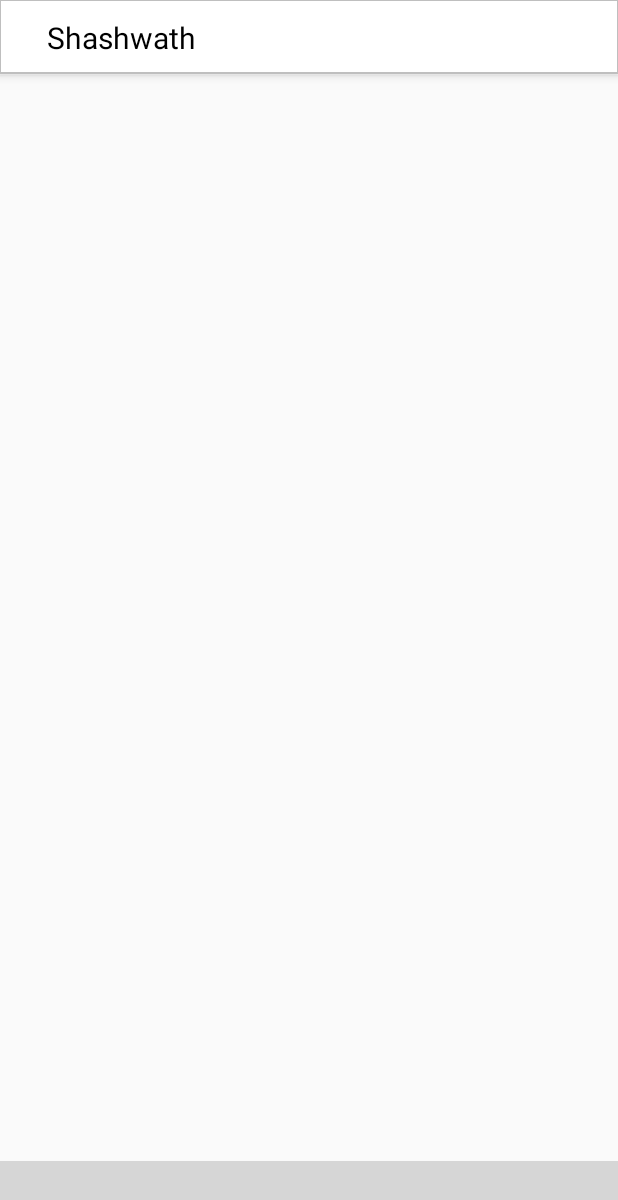
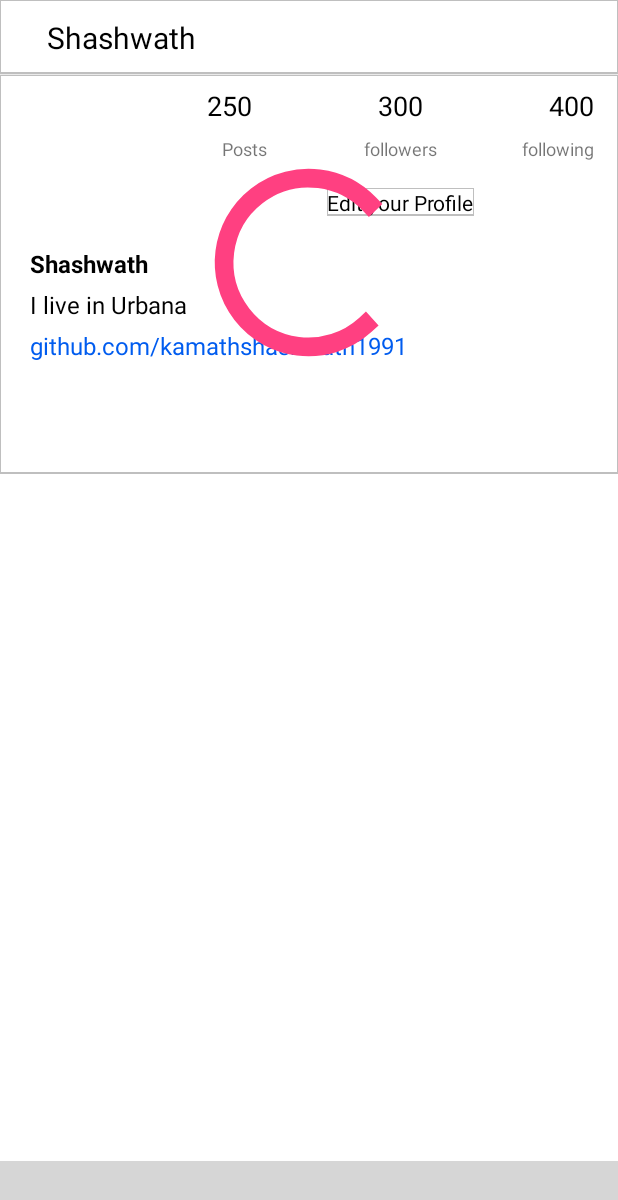
Before and after one commit to kamathshashwath1991/InstagramClone, an Android app: the ProfileActivity screen opened directly, with no data from a screen before it, on a phone screen of 412 x 824 dp. Shown: the top 1200 px of the screen. Run offline under Robolectric (Android 15) with nearby library versions, the phone set to English and light mode, and no system bars; our stand-ins replace CircleImageView; libraries missing offline, so code that uses them is left out: com.ittianyu.bottomnavigationviewex; plain views replace BottomNavigationViewEx; 6 statements that could not run were skipped; grey boxes are pictures that could not be loaded.

Commit message:
Profile Ui Built

```diff
--- a/app/build.gradle
+++ b/app/build.gradle
@@ -33,4 +33,7 @@ dependencies {
 
     //bottom navigationviewEx library
     compile 'com.github.ittianyu:BottomNavigationViewEx:1.2.2'
+
+    //android circle imageView
+    compile 'de.hdodenhof:circleimageview:2.1.0'
 }
--- a/app/src/main/res/layout/activity_profile.xml
+++ b/app/src/main/res/layout/activity_profile.xml
@@ -7,9 +7,16 @@
         android:layout_width="match_parent"
         android:layout_height="match_parent">
 
-        <include layout="@layout/snippet_layout_profilebar"/>
+        <include layout="@layout/layout_center_profile"/>
 
         <include layout="@layout/layout_bottom_navigation_view"/>
+
+        <ProgressBar
+            android:layout_width="150dp"
+            android:layout_height="150dp"
+            android:id="@+id/profileProgressBar"
+            android:layout_centerHorizontal="true"
+            android:layout_marginTop="100dp"/>
     </RelativeLayout>
 
 </android.support.design.widget.CoordinatorLayout>
--- a/app/src/main/res/layout/layout_center_profile.xml
+++ b/app/src/main/res/layout/layout_center_profile.xml
@@ -16,6 +16,112 @@
 
        </RelativeLayout>
 
+        <RelativeLayout
+            android:layout_width="match_parent"
+            android:layout_height="wrap_content"
+            android:id="@id/relLayout2"
+            android:layout_below="@id/relLayout1"
+            android:background="@drawable/white_grey_border_bottom"
+            >
+
+            <LinearLayout
+                android:layout_width="match_parent"
+                android:layout_height="wrap_content"
+                android:orientation="horizontal"
+                android:id="@+id/linLayout"
+                android:weightSum="100">
+
+                <RelativeLayout
+                    android:layout_width="0dp"
+                    android:layout_height="match_parent"
+                    android:layout_weight="25"
+                    android:layout_marginStart="25dp">
+
+                    <de.hdodenhof.circleimageview.CircleImageView
+                        android:layout_width="80dp"
+                        android:layout_height="80dp"
+                        android:id="@+id/profile_image"
+                        app:civ_border_color="@color/black"
+                        app:civ_border_width="2dp"
+                        android:layout_centerVertical="true"/>
+
+                </RelativeLayout>
+                <RelativeLayout
+                    android:layout_width="0dp"
+                    android:layout_height="match_parent"
+                    android:layout_weight="75">
+
+                    <include layout="@layout/snippet_top_profile"/>
+
+                </RelativeLayout>
+
+            </LinearLayout>
+
+            <LinearLayout
+                android:layout_width="match_parent"
+                android:layout_height="wrap_content"
+                android:orientation="vertical"
+                android:id="@+id/linLayout2"
+                android:layout_below="@+id/linLayout"
+                android:padding="20dp"
+                android:layout_marginBottom="5dp">
+
+                <TextView
+                    android:layout_width="wrap_content"
+                    android:layout_height="wrap_content"
+                    android:id="@+id/display_name"
+                    android:textColor="@color/black"
+                    android:textStyle="bold"
+                    android:text="Shashwath"
+                    android:textSize="16sp"
+                    />
+
+                <TextView
+                    android:layout_width="wrap_content"
+                    android:layout_height="wrap_content"
+                    android:id="@+id/discription"
+                    android:textColor="@color/black"
+                    android:text="I live in Urbana"
+                    android:textSize="16sp"
+                    android:layout_marginTop="5dp"
+                    />
+
+                <TextView
+                    android:layout_width="wrap_content"
+                    android:layout_height="wrap_content"
+                    android:id="@+id/website"
+                    android:textColor="@color/link_blue"
+                    android:text="github.com/kamathshashwath1991"
+                    android:textSize="16sp"
+                    android:layout_marginTop="5dp"
+                    />
+
+            </LinearLayout>
+
+            <RelativeLayout
+                android:layout_width="match_parent"
+                android:layout_height="wrap_content"
+                android:id="@+id/relLayout3"
+                android:layout_below="@+id/linLayout2"
+                android:layout_marginBottom="50dp">
+
+                <GridView
+                    android:layout_width="match_parent"
+                    android:layout_height="wrap_content"
+                    android:id="@+id/gridView"
+                    android:numColumns="3"
+                    android:verticalSpacing="1dp"
+                    android:horizontalSpacing="1dp"
+                    android:stretchMode="columnWidth"
+                    android:gravity="center">
+
+                </GridView>
+
+
+            </RelativeLayout>
+
+        </RelativeLayout>
+
     </RelativeLayout>
 
 </merge>
--- a/app/src/main/res/layout/snippet_top_profile.xml
+++ b/app/src/main/res/layout/snippet_top_profile.xml
@@ -4,7 +4,7 @@
 
     <android.support.constraint.ConstraintLayout
         android:layout_width="match_parent"
-        android:layout_height="match_parent">
+        android:layout_height="wrap_content">
 
         <TextView
             android:id="@+id/tvPosts"
--- a/app/src/main/res/values/colors.xml
+++ b/app/src/main/res/values/colors.xml
@@ -6,5 +6,6 @@
     <color name="grey">#bfbfbf</color>
     <color name="white">#fff</color>
     <color name="black">#000000</color>
+    <color name="link_blue">#005cef</color>
 
 </resources>
```
